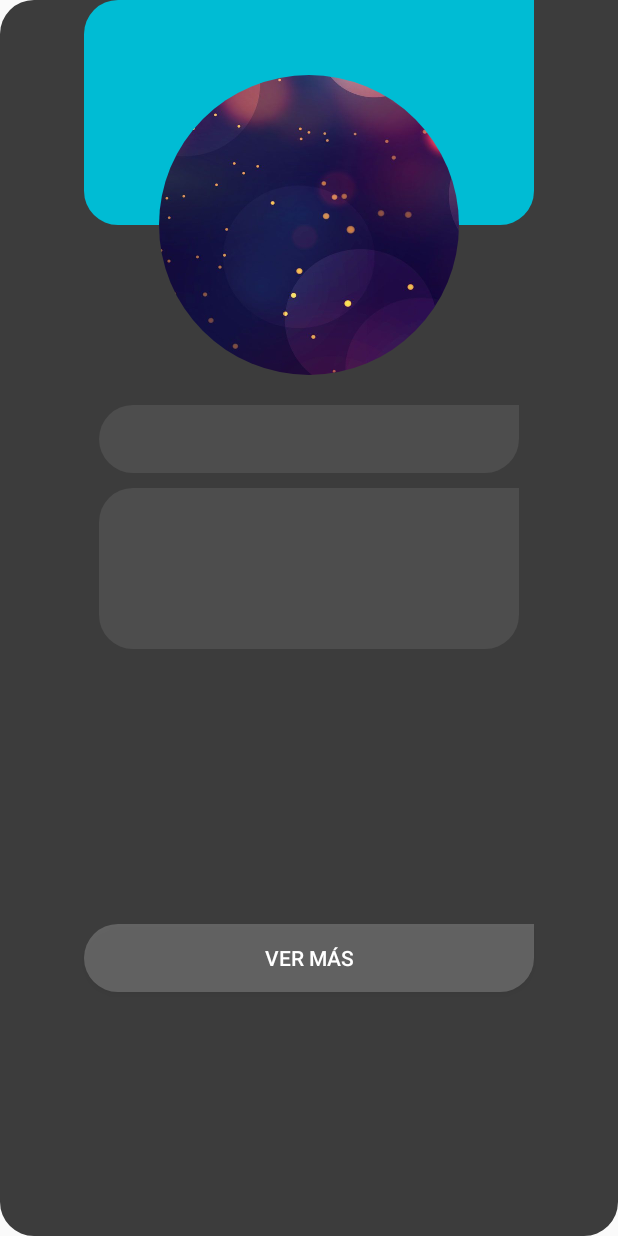
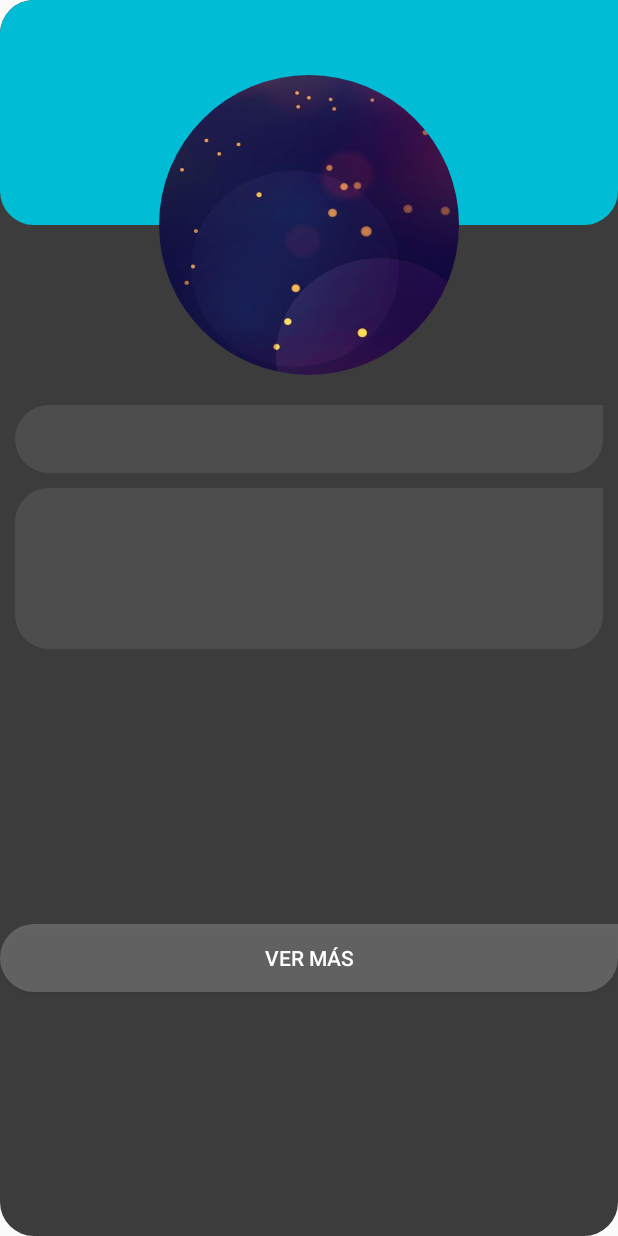
Before and after one commit to CarlosAvRz/ProyectoFinal, an Android app: the layout popup_details_event.xml on its own in the app's theme, with its tools: preview values and no code run, on a phone screen of 412 x 824 dp. Run offline under Robolectric (Android 15) with nearby library versions, the phone set to English and light mode, and no system bars.

Commit message:
autolayout para popup de eventos

```diff
--- a/app/src/main/res/layout/popup_details_event.xml
+++ b/app/src/main/res/layout/popup_details_event.xml
@@ -7,7 +7,7 @@
 
     <ImageView
         android:id="@+id/imageView2"
-        android:layout_width="300dp"
+        android:layout_width="match_parent"
         android:layout_height="150dp"
         app:srcCompat="@drawable/popup_det_ev_header_background"
         app:layout_constraintTop_toTopOf="parent"
@@ -16,7 +16,7 @@
 
     <de.hdodenhof.circleimageview.CircleImageView xmlns:app="http://schemas.android.com/apk/res-auto"
         android:id="@+id/eventImageView"
-        android:layout_width="300dp"
+        android:layout_width="match_parent"
         android:layout_height="200dp"
         android:layout_marginTop="50dp"
         android:src="@drawable/default_civ"
@@ -27,7 +27,7 @@
 
     <LinearLayout
         android:id="@+id/ll_tv"
-        android:layout_width="300dp"
+        android:layout_width="match_parent"
         android:layout_height="wrap_content"
         android:gravity="center_horizontal"
         android:orientation="vertical"
@@ -90,7 +90,7 @@
 
     <Button
         android:id="@+id/showDetailsButton"
-        android:layout_width="300dp"
+        android:layout_width="match_parent"
         android:layout_height="45dp"
         android:layout_marginTop="10dp"
         android:background="@drawable/globe_button_selector"
```
Also changed, not shown: app/src/main/java/com/example/chronos/finalproject/Models/UXMethods.java (+6 -1 lines), app/src/main/java/com/example/chronos/finalproject/User/EventsMap.java (+12 -4 lines).
